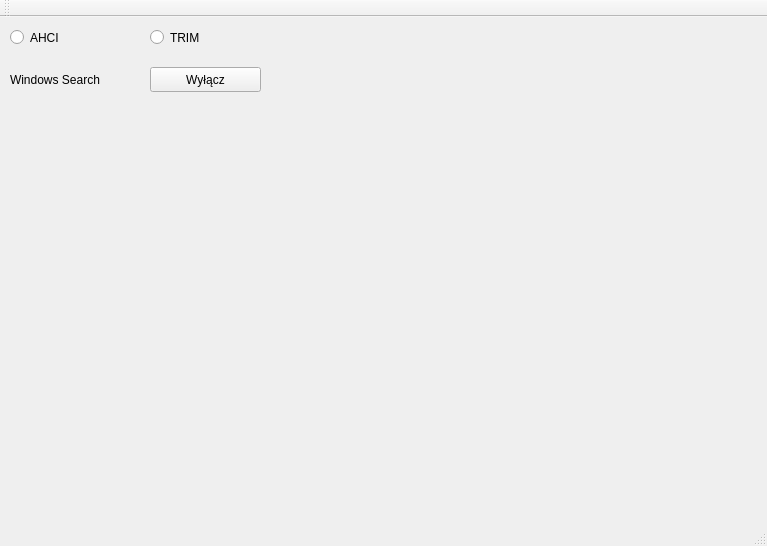
This is ssd_optimizer.ui in maniek1310/ssd_optimizer as Qt 5 draws it before an edit. The edited form follows.
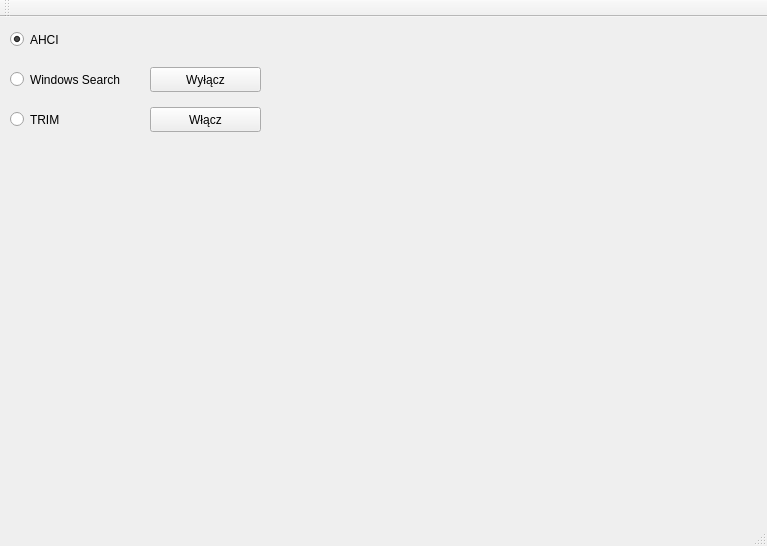
This is the edited form.

Commit message: ADD - state service, on trim function

The edit to the form file:
```diff
--- a/ssd_optimizer.ui
+++ b/ssd_optimizer.ui
@@ -19,8 +19,8 @@
      <rect>
       <x>10</x>
       <y>10</y>
-      <width>71</width>
-      <height>21</height>
+      <width>110</width>
+      <height>25</height>
      </rect>
     </property>
     <property name="palette">
@@ -202,20 +202,7 @@
      <bool>true</bool>
     </property>
     <property name="checked">
-     <bool>false</bool>
-    </property>
-   </widget>
-   <widget class="QLabel" name="label">
-    <property name="geometry">
-     <rect>
-      <x>10</x>
-      <y>50</y>
-      <width>111</width>
-      <height>25</height>
-     </rect>
-    </property>
-    <property name="text">
-     <string>Windows Search</string>
+     <bool>true</bool>
     </property>
    </widget>
    <widget class="QPushButton" name="pb_win_search">
@@ -234,15 +221,44 @@
    <widget class="QRadioButton" name="rb_trim">
     <property name="geometry">
      <rect>
-      <x>150</x>
-      <y>10</y>
-      <width>91</width>
-      <height>21</height>
+      <x>10</x>
+      <y>90</y>
+      <width>110</width>
+      <height>25</height>
      </rect>
     </property>
     <property name="text">
      <string>TRIM</string>
     </property>
+    <property name="checked">
+     <bool>false</bool>
+    </property>
+   </widget>
+   <widget class="QPushButton" name="pb_trim">
+    <property name="geometry">
+     <rect>
+      <x>150</x>
+      <y>90</y>
+      <width>111</width>
+      <height>25</height>
+     </rect>
+    </property>
+    <property name="text">
+     <string>Włącz</string>
+    </property>
+   </widget>
+   <widget class="QRadioButton" name="rb_win_search">
+    <property name="geometry">
+     <rect>
+      <x>10</x>
+      <y>50</y>
+      <width>110</width>
+      <height>25</height>
+     </rect>
+    </property>
+    <property name="text">
+     <string>Windows Search</string>
+    </property>
    </widget>
    <zorder>rb_trim</zorder>
    <zorder>radioButton</zorder>
```
Left out of the diff: 7 changed lines with no effect on the pictures. The commit also changes 4 other files.
